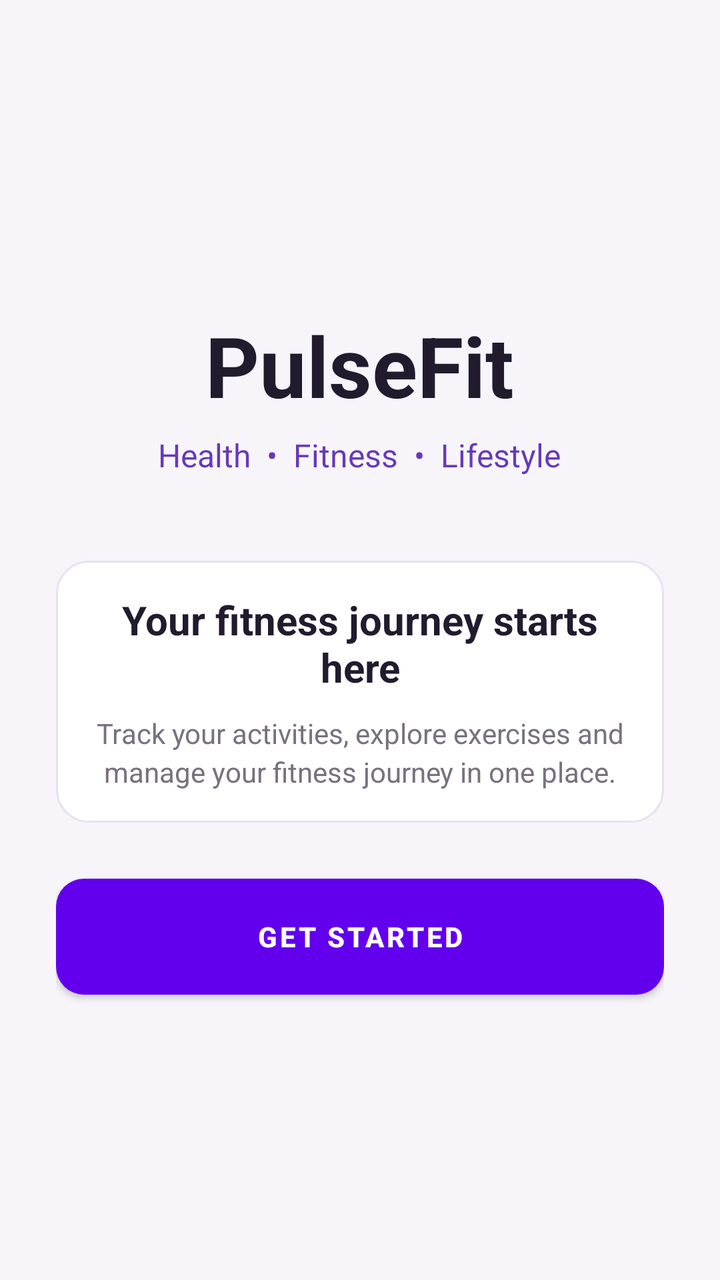
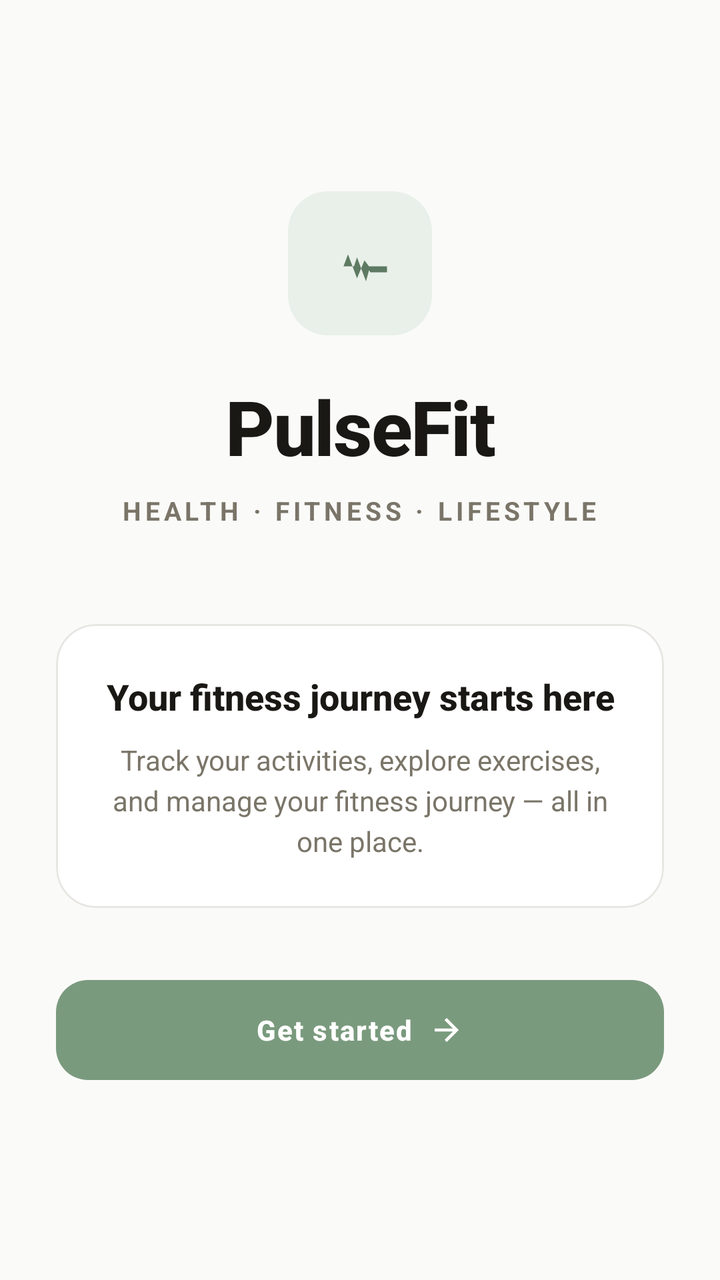

Compare the two renders of this Android layout. The source of the first and the diff that turns it into the second are given below.
<!-- AndroidManifest.xml: application theme Theme.PulseFit_App -->
<!-- res/layout/activity_main.xml -->
<?xml version="1.0" encoding="utf-8"?>
<LinearLayout
    xmlns:android="http://schemas.android.com/apk/res/android"
    xmlns:tools="http://schemas.android.com/tools"
    android:id="@+id/main"
    android:layout_width="match_parent"
    android:layout_height="match_parent"
    android:background="#F7F5FA"
    android:gravity="center"
    android:orientation="vertical"
    android:paddingStart="28dp"
    android:paddingTop="40dp"
    android:paddingEnd="28dp"
    android:paddingBottom="40dp"
    tools:context=".MainActivity">

    
    <TextView
        android:layout_width="wrap_content"
        android:layout_height="wrap_content"
        android:layout_marginTop="12dp"
        android:gravity="center"
        android:text="PulseFit"
        android:textColor="#211B2D"
        android:textSize="42sp"
        android:textStyle="bold" />

    
    <TextView
        android:layout_width="wrap_content"
        android:layout_height="wrap_content"
        android:layout_marginTop="6dp"
        android:gravity="center"
        android:text="Health  •  Fitness  •  Lifestyle"
        android:textColor="#673AB7"
        android:textSize="16sp" />

    
    <LinearLayout
        android:layout_width="match_parent"
        android:layout_height="wrap_content"
        android:layout_marginTop="42dp"
        android:background="@drawable/card_background"
        android:gravity="center"
        android:orientation="vertical">

        <TextView
            android:layout_width="match_parent"
            android:layout_height="wrap_content"
            android:gravity="center"
            android:text="Your fitness journey starts here"
            android:textColor="#211B2D"
            android:textSize="20sp"
            android:textStyle="bold" />

        <TextView
            android:layout_width="match_parent"
            android:layout_height="wrap_content"
            android:layout_marginTop="10dp"
            android:gravity="center"
            android:lineSpacingExtra="3dp"
            android:text="Track your activities, explore exercises and manage your fitness journey in one place."
            android:textColor="#77717F"
            android:textSize="14sp" />

    </LinearLayout>

    
    <Button
        android:id="@+id/btnGetStarted"
        android:layout_width="match_parent"
        android:layout_height="58dp"
        android:layout_marginTop="28dp"
        android:background="@drawable/primary_button_background"
        android:text="GET STARTED"
        android:textColor="#FFFFFF"
        android:textSize="14sp"
        android:textStyle="bold" />

</LinearLayout>
<!-- resources referenced by this layout -->
<resources>
  <!-- drawable card_background (drawable) -->
  <?xml version="1.0" encoding="utf-8"?>
  <shape xmlns:android="http://schemas.android.com/apk/res/android"
      android:shape="rectangle">
  
      <solid android:color="#FFFFFF" />
  
      <corners android:radius="16dp" />
  
      <stroke
          android:width="1dp"
          android:color="#E7E2F2" />
  
      <padding
          android:left="16dp"
          android:top="16dp"
          android:right="16dp"
          android:bottom="16dp" />
  
  </shape>
  <!-- drawable primary_button_background (drawable) -->
  <?xml version="1.0" encoding="utf-8"?>
  <selector xmlns:android="http://schemas.android.com/apk/res/android">
  
      <item android:state_pressed="true">
          <shape android:shape="rectangle">
              <solid android:color="#512DA8" />
              <corners android:radius="14dp" />
          </shape>
      </item>
  
      <item>
          <shape android:shape="rectangle">
              <solid android:color="#673AB7" />
              <corners android:radius="14dp" />
          </shape>
      </item>
  
  </selector>
  <style name="Theme.PulseFit_App" parent="Theme.MaterialComponents.DayNight.DarkActionBar">
          
          <item name="colorPrimary">@color/purple_500</item>
          <item name="colorPrimaryVariant">@color/purple_700</item>
          <item name="colorOnPrimary">@color/white</item>
          
          <item name="colorSecondary">@color/teal_200</item>
          <item name="colorSecondaryVariant">@color/teal_700</item>
          <item name="colorOnSecondary">@color/black</item>
          
          <item name="android:statusBarColor">?attr/colorPrimaryVariant</item>
          
      </style>
  <color name="purple_500">#FF6200EE</color>
  <color name="purple_700">#FF3700B3</color>
  <color name="white">#FFFFFFFF</color>
  <color name="teal_200">#FF03DAC5</color>
  <color name="teal_700">#FF018786</color>
  <color name="black">#FF000000</color>
</resources>

<!-- the commit's change to res/layout/activity_main.xml (unified diff, before → after) -->
@@ -1,11 +1,12 @@
 <?xml version="1.0" encoding="utf-8"?>
 <LinearLayout
     xmlns:android="http://schemas.android.com/apk/res/android"
+    xmlns:app="http://schemas.android.com/apk/res-auto"
     xmlns:tools="http://schemas.android.com/tools"
     android:id="@+id/main"
     android:layout_width="match_parent"
     android:layout_height="match_parent"
-    android:background="#F7F5FA"
+    android:background="@color/bg"
     android:gravity="center"
     android:orientation="vertical"
     android:paddingStart="28dp"
@@ -15,66 +16,104 @@
     tools:context=".MainActivity">
 
     
-    <TextView
-        android:layout_width="wrap_content"
-        android:layout_height="wrap_content"
-        android:layout_marginTop="12dp"
-        android:gravity="center"
-        android:text="PulseFit"
-        android:textColor="#211B2D"
-        android:textSize="42sp"
-        android:textStyle="bold" />
+    <LinearLayout
+        android:layout_width="72dp"
+        android:layout_height="72dp"
+        android:background="@drawable/logo_background"
+        android:gravity="center">
+
+        <ImageView
+            android:layout_width="36dp"
+            android:layout_height="36dp"
+            android:contentDescription="@string/app_name"
+            android:src="@drawable/ic_pulse"
+            app:tint="@color/accent_dark" />
+
+    </LinearLayout>
 
     
     <TextView
         android:layout_width="wrap_content"
         android:layout_height="wrap_content"
-        android:layout_marginTop="6dp"
+        android:layout_marginTop="20dp"
         android:gravity="center"
-        android:text="Health  •  Fitness  •  Lifestyle"
-        android:textColor="#673AB7"
-        android:textSize="16sp" />
+        android:text="PulseFit"
+        android:textColor="@color/text_primary"
+        android:textSize="38sp"
+        android:textStyle="bold"
+        android:fontFamily="sans-serif-medium"
+        android:letterSpacing="-0.02" />
 
     
-    <LinearLayout
+    <TextView
+        android:layout_width="wrap_content"
+        android:layout_height="wrap_content"
+        android:layout_marginTop="8dp"
+        android:gravity="center"
+        android:text="Health · Fitness · Lifestyle"
+        android:textColor="@color/text_secondary"
+        android:textSize="13sp"
+        android:letterSpacing="0.15"
+        android:textAllCaps="true"
+        android:textStyle="bold" />
+
+    
+    <com.google.android.material.card.MaterialCardView
         android:layout_width="match_parent"
         android:layout_height="wrap_content"
-        android:layout_marginTop="42dp"
-        android:background="@drawable/card_background"
-        android:gravity="center"
-        android:orientation="vertical">
+        android:layout_marginTop="48dp"
+        app:cardBackgroundColor="@color/surface"
+        app:cardCornerRadius="20dp"
+        app:cardElevation="0dp"
+        app:strokeColor="@color/divider"
+        app:strokeWidth="1dp">
 
-        <TextView
+        <LinearLayout
             android:layout_width="match_parent"
             android:layout_height="wrap_content"
-            android:gravity="center"
-            android:text="Your fitness journey starts here"
-            android:textColor="#211B2D"
-            android:textSize="20sp"
-            android:textStyle="bold" />
+            android:orientation="vertical"
+            android:padding="24dp">
 
-        <TextView
-            android:layout_width="match_parent"
-            android:layout_height="wrap_content"
-            android:layout_marginTop="10dp"
-            android:gravity="center"
-            android:lineSpacingExtra="3dp"
-            android:text="Track your activities, explore exercises and manage your fitness journey in one place."
-            android:textColor="#77717F"
-            android:textSize="14sp" />
+            <TextView
+                android:layout_width="match_parent"
+                android:layout_height="wrap_content"
+                android:gravity="center"
+                android:text="Your fitness journey starts here"
+                android:textColor="@color/text_primary"
+                android:textSize="18sp"
+                android:textStyle="bold"
+                android:fontFamily="sans-serif-medium" />
 
-    </LinearLayout>
+            <TextView
+                android:layout_width="match_parent"
+                android:layout_height="wrap_content"
+                android:layout_marginTop="10dp"
+                android:gravity="center"
+                android:lineSpacingExtra="4dp"
+                android:text="Track your activities, explore exercises, and manage your fitness journey — all in one place."
+                android:textColor="@color/text_secondary"
+                android:textSize="14sp" />
+
+        </LinearLayout>
+    </com.google.android.material.card.MaterialCardView>
 
     
-    <Button
+    <com.google.android.material.button.MaterialButton
         android:id="@+id/btnGetStarted"
         android:layout_width="match_parent"
         android:layout_height="58dp"
-        android:layout_marginTop="28dp"
-        android:background="@drawable/primary_button_background"
-        android:text="GET STARTED"
-        android:textColor="#FFFFFF"
+        android:layout_marginTop="32dp"
+        android:text="Get started"
+        android:textColor="@color/white"
         android:textSize="14sp"
-        android:textStyle="bold" />
+        android:letterSpacing="0.05"
+        android:textStyle="bold"
+        app:backgroundTint="@color/accent"
+        app:cornerRadius="16dp"
+        app:elevation="0dp"
+        app:icon="@drawable/ic_arrow_forward"
+        app:iconTint="@color/white"
+        app:iconGravity="textEnd"
+        app:iconPadding="8dp" />
 
 </LinearLayout>
<!-- resource entries referenced after the edit -->
@@ -1,62 +1,70 @@
 <!-- resources referenced by this layout -->
 <resources>
-  <!-- drawable card_background (drawable) -->
+  <color name="accent">#7A9A7E</color>
+  <color name="accent_dark">#5E7A62</color>
+  <color name="bg">#FAFAF8</color>
+  <color name="divider">#E8E6E2</color>
+  <color name="surface">#FFFFFF</color>
+  <color name="text_primary">#1A1815</color>
+  <color name="text_secondary">#7A7568</color>
+  <style name="Theme.PulseFit_App" parent="Theme.Material3.Light.NoActionBar">
+  
+          <item name="colorPrimary">@color/accent</item>
+          <item name="colorOnPrimary">@color/white</item>
+          <item name="colorPrimaryContainer">@color/accent_soft</item>
+          <item name="colorOnPrimaryContainer">@color/accent_dark</item>
+  
+          <item name="colorSecondary">@color/terracotta</item>
+          <item name="colorOnSecondary">@color/white</item>
+  
+          <item name="colorError">@color/danger</item>
+          <item name="colorOnError">@color/white</item>
+          <item name="android:colorBackground">@color/bg</item>
+          <item name="colorSurface">@color/surface</item>
+          <item name="colorSurfaceVariant">@color/surface_variant</item>
+          <item name="colorOnSurface">@color/text_primary</item>
+          <item name="colorOnSurfaceVariant">@color/text_secondary</item>
+          <item name="colorOutline">@color/divider</item>
+          <item name="android:statusBarColor">@color/bg</item>
+          <item name="android:navigationBarColor">@color/surface</item>
+          <item name="android:windowLightStatusBar">true</item>
+          <item name="android:windowLightNavigationBar" tools:targetApi="27">true</item>
+  
+      </style>
+  <color name="accent_soft">#E8F0E9</color>
+  <color name="terracotta">#C4846A</color>
+  <color name="danger">#C75B4A</color>
+  <color name="surface_variant">#F0EFEC</color>
+  <color name="white">#FFFFFF</color>
+  <!-- drawable ic_arrow_forward (drawable) -->
+  <vector xmlns:android="http://schemas.android.com/apk/res/android"
+      android:width="24dp"
+      android:height="24dp"
+      android:viewportWidth="24"
+      android:viewportHeight="24"
+      android:tint="?attr/colorControlNormal">
+      <path
+          android:fillColor="@android:color/white"
+          android:pathData="M12,4l-1.41,1.41L16.17,11H4v2h12.17l-5.58,5.59L12,20l8,-8z" />
+  </vector>
+  <!-- drawable ic_pulse (drawable) -->
+  <vector xmlns:android="http://schemas.android.com/apk/res/android"
+      android:width="24dp"
+      android:height="24dp"
+      android:viewportWidth="24"
+      android:viewportHeight="24"
+      android:tint="?attr/colorControlNormal">
+      <path
+          android:fillColor="@android:color/white"
+          android:pathData="M3,13h3.5l1.5,-4 3,8 2.5,-6 1.5,2H21v2h-5.5l-0.5,-0.67L14,18l-3,-8 -1,3H3z" />
+  </vector>
+  <!-- drawable logo_background (drawable) -->
   <?xml version="1.0" encoding="utf-8"?>
   <shape xmlns:android="http://schemas.android.com/apk/res/android"
       android:shape="rectangle">
-  
-      <solid android:color="#FFFFFF" />
-  
-      <corners android:radius="16dp" />
-  
-      <stroke
-          android:width="1dp"
-          android:color="#E7E2F2" />
-  
-      <padding
-          android:left="16dp"
-          android:top="16dp"
-          android:right="16dp"
-          android:bottom="16dp" />
-  
+      <solid android:color="@color/accent_soft" />
+      <corners android:radius="20dp" />
   </shape>
-  <!-- drawable primary_button_background (drawable) -->
-  <?xml version="1.0" encoding="utf-8"?>
-  <selector xmlns:android="http://schemas.android.com/apk/res/android">
-  
-      <item android:state_pressed="true">
-          <shape android:shape="rectangle">
-              <solid android:color="#512DA8" />
-              <corners android:radius="14dp" />
-          </shape>
-      </item>
-  
-      <item>
-          <shape android:shape="rectangle">
-              <solid android:color="#673AB7" />
-              <corners android:radius="14dp" />
-          </shape>
-      </item>
-  
-  </selector>
-  <style name="Theme.PulseFit_App" parent="Theme.MaterialComponents.DayNight.DarkActionBar">
-          
-          <item name="colorPrimary">@color/purple_500</item>
-          <item name="colorPrimaryVariant">@color/purple_700</item>
-          <item name="colorOnPrimary">@color/white</item>
-          
-          <item name="colorSecondary">@color/teal_200</item>
-          <item name="colorSecondaryVariant">@color/teal_700</item>
-          <item name="colorOnSecondary">@color/black</item>
-          
-          <item name="android:statusBarColor">?attr/colorPrimaryVariant</item>
-          
-      </style>
-  <color name="purple_500">#FF6200EE</color>
-  <color name="purple_700">#FF3700B3</color>
-  <color name="white">#FFFFFFFF</color>
-  <color name="teal_200">#FF03DAC5</color>
-  <color name="teal_700">#FF018786</color>
-  <color name="black">#FF000000</color>
+  <string name="app_name">PulseFit_App</string>
 </resources>
 
